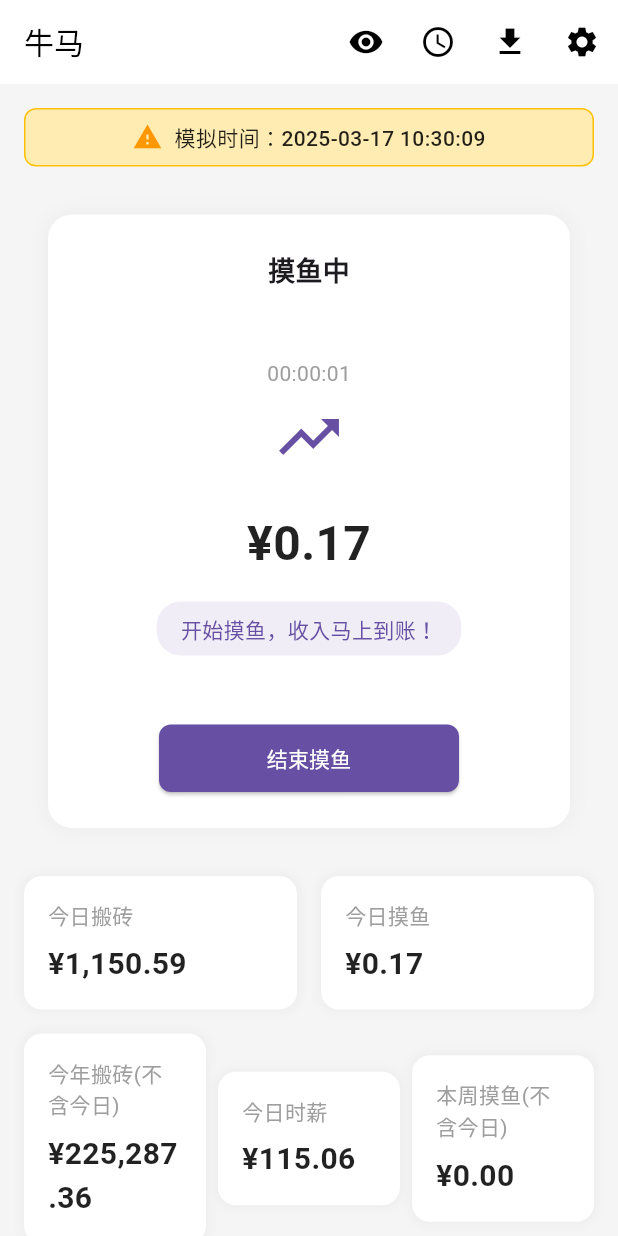
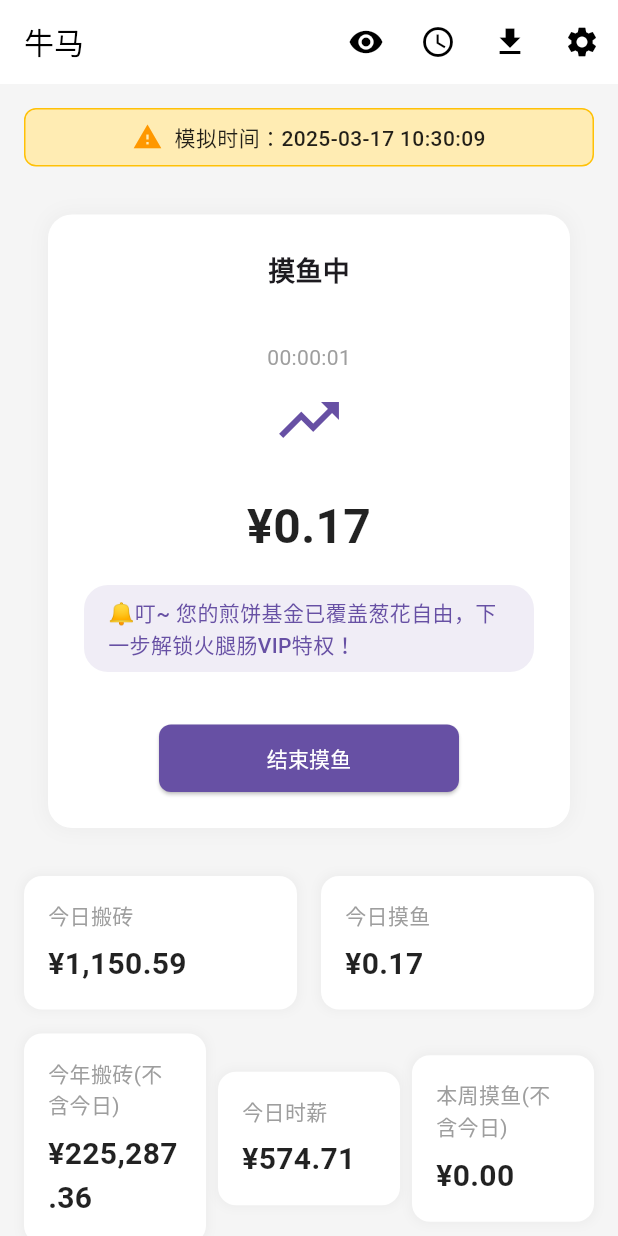
Before and after one commit to yz3150/niuma_ios, a Flutter app: the screen it shows after launch, after a tap on "开始摸鱼", on a phone screen of 412 x 824 dp. Run offline on Flutter 3.47's test engine with Material 3 defaults, Android fonts, the light colour scheme and no system bars; our stand-ins replace permission_handler, share_plus, shared_preferences; missing offline and left inert: excel.

Commit message:
修改摸鱼文案展示逻辑和时薪计算方式

```diff
--- a/lib/data/overtime_messages.dart
+++ b/lib/data/overtime_messages.dart
@@ -21,14 +21,14 @@ final Map<int, List<String>> _overtimeMessages = {
   ],
   30: [
     "💆‍♂️系统提示：您的植发成活率正以200%速度向地中海退化",
-    "💆‍♂️当加班时长=追完一集《甄嬛传》，你就是钮祜禄·改不完方案·氏",
+    "📺当加班时长=追完一集《甄嬛传》，你就是钮祜禄·改不完方案·氏",
     "💆‍♂️史诗成就：让蟑螂产生『这货比我能熬』的种族焦虑",
   ],
   60: [
-    "💆‍♂️一小时=痛失在steam夏促游戏里体验当甲方的珍贵人生",
-    "💆‍♂️系统警告：您已错过黄金植发预约时段并解锁地中海皮肤体验",
+    "🎮一小时=痛失在steam夏促游戏里体验当甲方的珍贵人生",
+    "⚠️系统警告：您已错过黄金植发预约时段并解锁地中海皮肤体验",
     "💆‍♂️恭喜！您为老板小三的铂金包贡献了0.00001%空气使用权",
-    "💆‍♂️《时间通货膨胀》- 你燃烧1小时≈老板游艇多1厘米油漆",
+    "⛵️《时间通货膨胀》- 你燃烧1小时≈老板游艇多1厘米油漆",
   ],
   90: [
     "⚠️系统提示：您的肝已自动续费『福报人生尊享套餐』",
@@ -37,10 +37,10 @@ final Map<int, List<String>> _overtimeMessages = {
     "💆‍♂️两小时定律：足够让老板从『你很努力』进化到『我觉得你可以再突破』",
   ],
   180: [
-    "💆‍♂️解锁《山海经》新物种：拥有黑眼圈の当代刑天（以肝代首版）",
+    "📖解锁《山海经》新物种：拥有黑眼圈の当代刑天（以肝代首版）",
   ],
   240: [
-    "💆‍♂️当加班时长=看完《指环王》三部曲，你就是中土世界のPPT护戒使者",
+    "🎬当加班时长=看完《指环王》三部曲，你就是中土世界のPPT护戒使者",
   ],
   300: [
     "💆‍♂️五小时渡劫指南：从打工人到修仙者的基因突变已完成87.53%",
--- a/lib/data/rest_earnings_messages.dart
+++ b/lib/data/rest_earnings_messages.dart
@@ -1,6 +1,6 @@
 /// 摸鱼收入档位及对应文案列表
 final Map<int, List<String>> restEarningsMessages = {
-  5: [
+  0: [
     "恭喜解锁摸鱼界青铜选手！这点钱刚好买包辣条补充战斗力🌶️",
     "系统检测到您已赚回今日工位电费！请继续保持光合作用状态🔋",
     "🔔叮~ 您的煎饼基金已覆盖葱花自由，下一步解锁火腿肠VIP特权！",
@@ -29,15 +29,15 @@ final Map<int, List<String>> restEarningsMessages = {
   ],
   50: [
     "摸出电影自由！本档奖励可选IMAX影票×2🎬",
-    "恭喜突破精英关卡！50元够吃日料定食啦",
-    "老板在开会？再摸50分钟=白得泡泡玛特盲盒",
-    "摸鱼金币+50！建议购买：奶茶+蛋糕治愈套餐",
-    "摸到50巨款！够请PM喝奶茶了——如果他愿意把需求吞回去的话"
+    "恭喜突破精英关卡！50元够吃日料定食啦🍣",
+    "老板在开会？再摸50分钟=白得泡泡玛特盲盒🎁",
+    "摸鱼金币+50！建议购买：奶茶+蛋糕治愈套餐🍰",
+    "摸到50巨款！够请PM喝奶茶🧋了——如果他愿意把需求吞回去的话"
   ],
   100: [
     "检测到摸鱼收益＞公司团建人均经费！",
-    "摸鱼经济学第一课：当你的时薪超过楼下便利店，就赢了！",
-    "系统警告：您已掌握『用老板画的饼就着摸鱼钱下饭』生存技能"
+    "🐟摸鱼经济学第一课：当你的时薪超过楼下便利店，就赢了！",
+    "系统警告：您已掌握『用老板画的饼就着摸鱼钱下饭』生存技能🫓"
   ],
   200: [
     "恭喜摸出马尔代夫空气！当前余额可兑换0.5㎡海岛使用权🌴",
@@ -61,11 +61,11 @@ final Map<int, List<String>> restEarningsMessages = {
     "摸鱼相对论：赚得越多，证明你浪费在会议上的生命越多🤔"
   ],
   1000: [
-    "摸满四位数，马尔代夫机票钱就攒够零头啦！",
-    "摸鱼界传说：当金额破千时，老板的眼泪会变成珍珠奶茶里的珍珠",
-    "坚持住！王者全皮肤的钱快攒够了！",
-    "叮~检测到可兑换PS5数字版，请持续摸鱼充能",
-    "千元成就达成！已为您预约Tony老师总监烫染套餐"
+    "摸满四位数，马尔代夫机票钱就攒够零头啦！✈️",
+    "摸鱼界传说：当金额破千时，老板的眼泪会变成珍珠奶茶里的珍珠💧",
+    "坚持住！王者全皮肤的钱快攒够了！🎁",
+    "叮~检测到可兑换PS5数字版，请持续摸鱼充能🎮",
+    "千元成就达成！已为您预约Tony老师总监烫染套餐💆‍♂️"
   ],
   2000: [
     "2000元=48小时迪士尼尊享导览，童话世界等你打卡🏰",
@@ -85,7 +85,7 @@ final Map<int, List<String>> restEarningsMessages = {
 
 // 添加上次更新时间和当前显示文案的记录
 DateTime _lastMessageUpdateTime = DateTime(1970); // 初始化为很久以前的时间，确保第一次调用时会更新
-String _currentMessage = "开始摸鱼，收入马上到账！";
+String _currentMessage = "老板的心痛多跳一次，您的蜜雪冰城圣代就多加颗草莓🍓";
 int? _lastThreshold; // 记录上次的收入档位
 
 /// 获取摸鱼收入对应的随机文案
@@ -110,10 +110,10 @@ String getRandomRestEarningMessage(double restEarning) {
   // 1. 已经过了5分钟
   // 2. 收入档位发生变化
   // 3. 还没有设置过文案（第一次调用）
-  if (minutesSinceLastUpdate >= 5 || currentThreshold != _lastThreshold || _currentMessage == "开始摸鱼，收入马上到账！") {
+  if (minutesSinceLastUpdate >= 5 || currentThreshold != _lastThreshold || _currentMessage == "老板的心痛多跳一次，您的蜜雪冰城圣代就多加颗草莓🍓") {
     // 如果没有匹配到任何档位，返回默认文案
     if (currentThreshold == null) {
-      _currentMessage = "开始摸鱼，收入马上到账！";
+      _currentMessage = "老板的心痛多跳一次，您的蜜雪冰城圣代就多加颗草莓🍓";
     } else {
       // 从对应档位的文案列表中随机选择一条
       final messageList = restEarningsMessages[currentThreshold]!;
--- a/lib/pages/home_page.dart
+++ b/lib/pages/home_page.dart
@@ -504,6 +504,16 @@ class _HomePageState extends State<HomePage> with TickerProviderStateMixin, Widg
       // 更新通知器，触发UI更新
       if (hourlyRate != _currentRate.value) {
         _currentRate.value = hourlyRate;
+      }
+    } else if (_currentStatus == WorkStatus.working || _currentStatus == WorkStatus.resting) {
+      // 搬砖中或摸鱼中状态下，使用标准时薪
+      final standardHourlyRate = _salaryType == '时薪'
+        ? _salary
+        : _settingsService.getHourlySalary();
+
+      // 更新通知器，触发UI更新
+      if (standardHourlyRate != _currentRate.value) {
+        _currentRate.value = standardHourlyRate;
       }
     }
   }
@@ -902,14 +912,24 @@ class _HomePageState extends State<HomePage> with TickerProviderStateMixin, Widg
 
     // 计算实际时薪 - 今日搬砖/（上班时长+加班时长）
     double hourlyRate;
-    if (totalWorkMinutes > 0) {
-      // 将分钟转换为小时，计算实际时薪
-      hourlyRate = todayEarnings / (totalWorkMinutes / 60);
-    } else {
-      // 如果没有工作时长，使用标准时薪
+
+    // 修改：搬砖中和摸鱼中状态下，使用标准时薪，不再实时计算
+    if (_currentStatus == WorkStatus.working || _currentStatus == WorkStatus.resting) {
+      // 直接使用用户设置的标准时薪
       hourlyRate = _salaryType == '时薪'
         ? _salary
         : _settingsService.getHourlySalary();
+    } else {
+      // 加班中和下班中状态，使用原有计算逻辑
+      if (totalWorkMinutes > 0) {
+        // 将分钟转换为小时，计算实际时薪
+        hourlyRate = todayEarnings / (totalWorkMinutes / 60);
+      } else {
+        // 如果没有工作时长，使用标准时薪
+        hourlyRate = _salaryType == '时薪'
+          ? _salary
+          : _settingsService.getHourlySalary();
+      }
     }
 
     // 计算今年搬砖收入（历史数据）
@@ -996,6 +1016,7 @@ class _HomePageState extends State<HomePage> with TickerProviderStateMixin, Widg
 
                       final totalWorkMinutes = standardWorkMinutes + currentOvertimeMinutes;
 
+                      // 加班状态下，继续使用实时计算的时薪
                       if (totalWorkMinutes > 0) {
                         final currentTodayEarnings = SalaryCalculator.calculateTodayEarnings(
                           currentTime: now,
```
Also changed, not shown: pubspec.yaml (+18 -3 lines).
